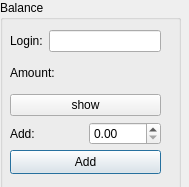
Before: the Qt Designer form dialog_balance.ui in EvgTer/exam, drawn with Qt 5.
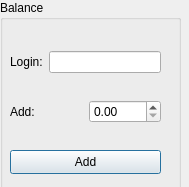
After: the same form once the commit is applied.

Commit message: Completely rewritten delete and balance and added code for table library, but somewhere is a throw

```diff
--- a/dialog_balance.ui
+++ b/dialog_balance.ui
@@ -38,7 +38,7 @@
      <string>Add</string>
     </property>
    </widget>
-   <widget class="QWidget" name="">
+   <widget class="QWidget" name="layoutWidget">
     <property name="geometry">
      <rect>
       <x>10</x>
@@ -62,31 +62,6 @@
        </item>
       </layout>
      </item>
-     <item>
-      <layout class="QHBoxLayout" name="horizontalLayout_2">
-       <item>
-        <widget class="QLabel" name="label">
-         <property name="text">
-          <string>Amount:</string>
-         </property>
-        </widget>
-       </item>
-       <item>
-        <widget class="QLabel" name="label_amount">
-         <property name="text">
-          <string/>
-         </property>
-        </widget>
-       </item>
-      </layout>
-     </item>
-     <item>
-      <widget class="QPushButton" name="pushButton_show">
-       <property name="text">
-        <string>show</string>
-       </property>
-      </widget>
-     </item>
      <item>
       <layout class="QHBoxLayout" name="horizontalLayout">
        <item>
```
The commit also changes 7 other files.
